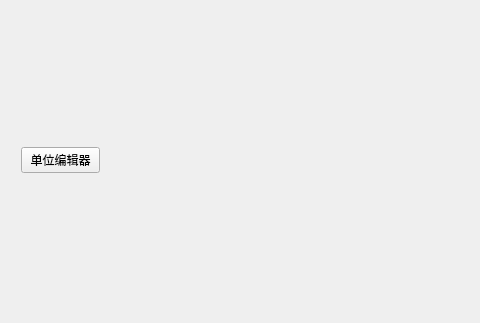
Before: the Qt Designer form proj.qt/mainwindow.ui in ligh0721/GameDemo_old, drawn with Qt 5; both pictures show x 0 to 480 and y 355 to 678 of the 1024 by 678 pixel window.
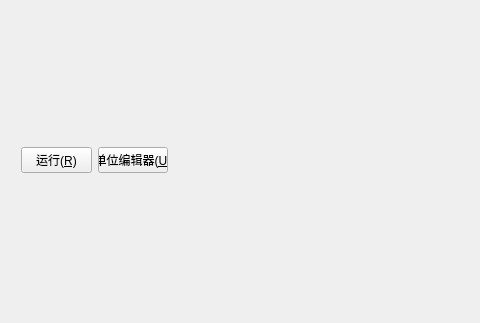
After: the same form once the commit is applied. Icons and pictures are not drawn. Custom widgets are drawn as their Qt base class.

Commit message: 增加单位护甲计算

The edit to the form file:
```diff
--- a/proj.qt/mainwindow.ui
+++ b/proj.qt/mainwindow.ui
@@ -45,11 +45,21 @@
      <rect>
       <x>10</x>
       <y>490</y>
-      <width>101</width>
+      <width>169</width>
       <height>51</height>
      </rect>
     </property>
     <layout class="QHBoxLayout" name="horizontalLayout">
+     <item>
+      <widget class="QPushButton" name="btnRunEdit">
+       <property name="text">
+        <string>运行(&amp;R)</string>
+       </property>
+       <property name="checkable">
+        <bool>true</bool>
+       </property>
+      </widget>
+     </item>
      <item>
       <widget class="QPushButton" name="btnUnitEditor">
        <property name="sizePolicy">
@@ -59,7 +69,7 @@
         </sizepolicy>
        </property>
        <property name="text">
-        <string>单位编辑器</string>
+        <string>单位编辑器(&amp;U)</string>
        </property>
       </widget>
      </item>
```
The commit also changes 16 other files.
